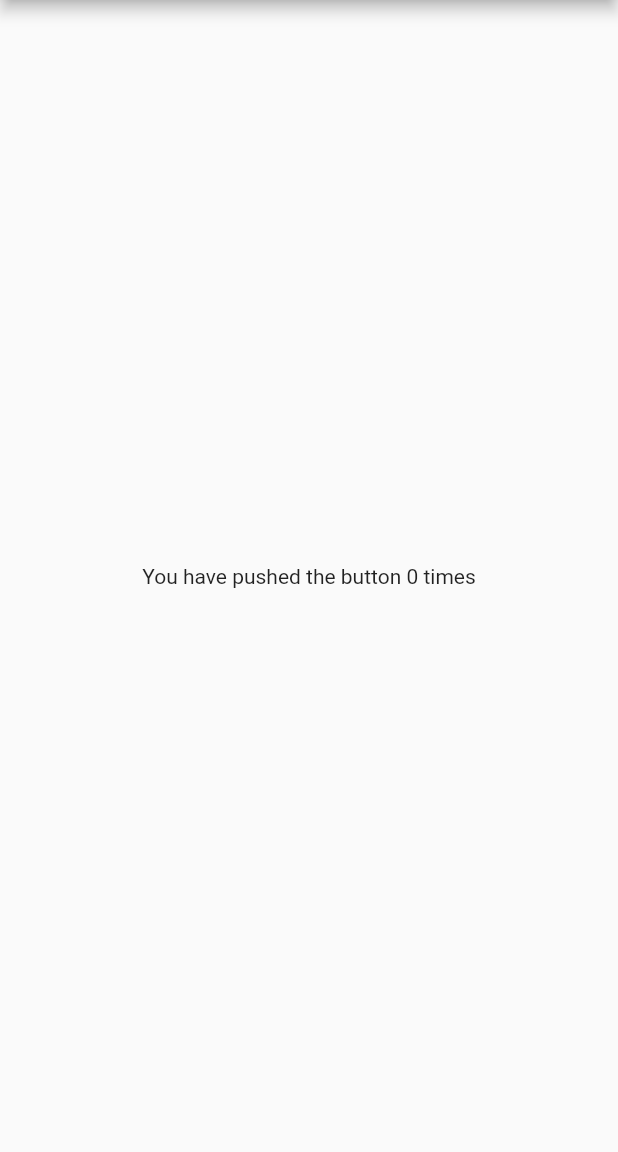
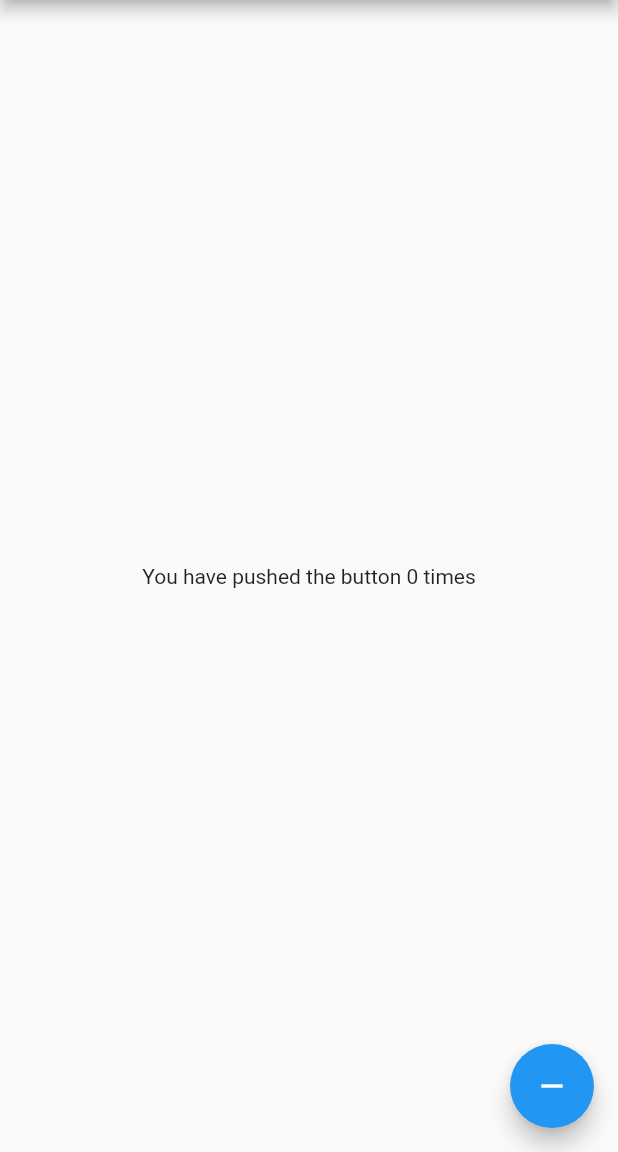
Before and after one commit to igorskh/learn_flutter_1, a Flutter app: the screen it shows after launch, after a tap on "Counter View", on a phone screen of 412 x 824 dp, the part 84-1236 px from its top. Run offline on Flutter 3.47's test engine with Material 2 defaults, Android fonts, the phone set to English and light mode, and no system bars; our stand-ins replace get_it, rxdart.

Commit message:
add counter decrement method

```diff
--- a/lib/counterview.dart
+++ b/lib/counterview.dart
@@ -28,6 +28,11 @@ class CounterView extends StatelessWidget {
                   })
             ],
           ),
+        ),
+        floatingActionButton: FloatingActionButton(
+          onPressed: _counter.decrement,
+          tooltip: 'Decrement',
+          child: Icon(Icons.remove),
         ));
   }
 }
--- a/lib/favourites.dart
+++ b/lib/favourites.dart
@@ -8,4 +8,8 @@ class Favourites {
   increment() {
     subjectCounter.add(current + 1);
   }
+
+  decrement() {
+    subjectCounter.add(current - 1);
+  }
 }
```
